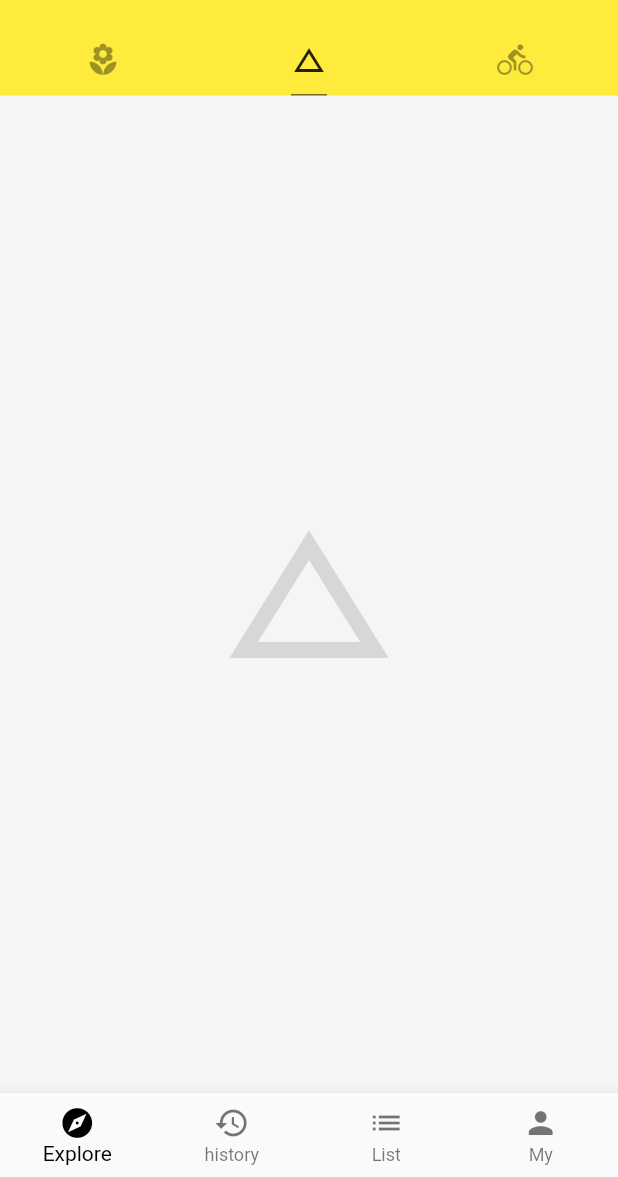
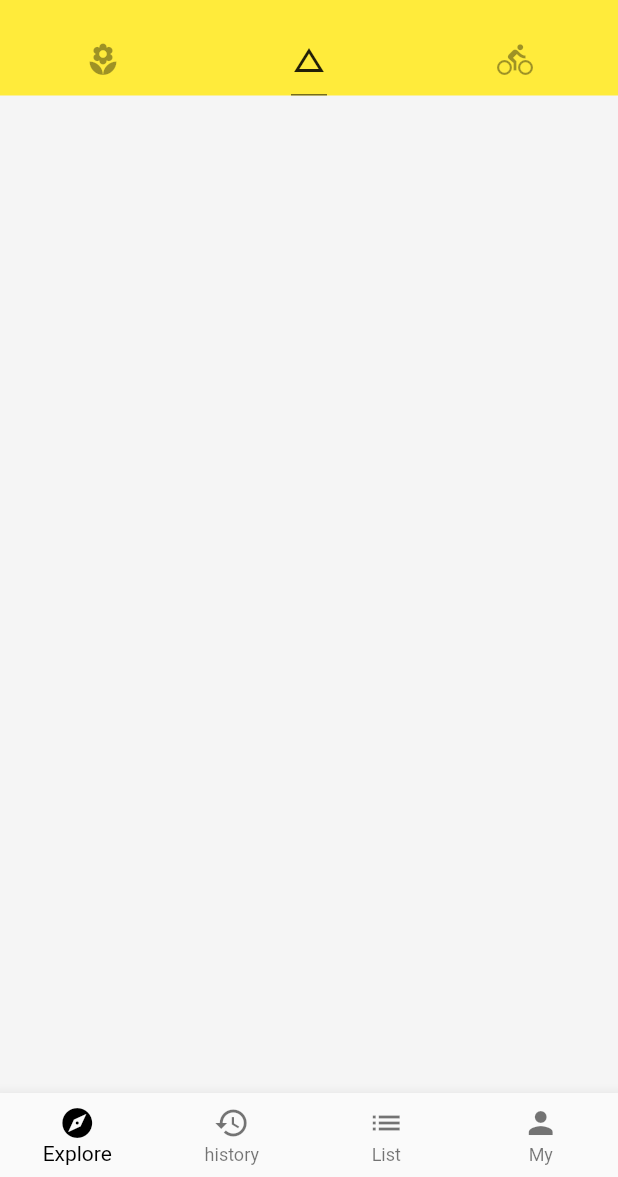
Before and after one commit to SymphonyZhang/practice, a Flutter app: the screen it shows after launch, tab 2 chosen, on a phone screen of 412 x 824 dp, the part 59-1236 px from its top. Run offline on Flutter 3.47's test engine with Material 2 defaults, Android fonts, the phone set to English and light mode, and no system bars; network calls fail; statements that could not run were skipped.

Commit message:
Basic 准备项目

```diff
--- /dev/null
+++ b/lib/demo/basic_demo.dart
@@ -0,0 +1,9 @@
+import 'package:flutter/material.dart';
+
+class BasicDemo extends StatelessWidget{
+  @override
+  Widget build(BuildContext context) {
+    // TODO: implement build
+    return Container();
+  }
+}
--- a/lib/main.dart
+++ b/lib/main.dart
@@ -2,6 +2,7 @@ import 'package:flutter/material.dart';
 import './demo/drawer_demo.dart';
 import './demo/bottom_navigation_bar_demo.dart';
 import './demo/listview_demo.dart';
+import './demo/basic_demo.dart';
 
 void main() => runApp(App());
 
@@ -94,11 +95,7 @@ class Home extends StatelessWidget {
         body: TabBarView(
           children: <Widget>[
             ListViewDemo(),
-            Icon(
-              Icons.change_history,
-              size: 128.0,
-              color: Colors.black12,
-            ),
+            BasicDemo(),
             Icon(
               Icons.directions_bike,
               size: 128.0,
```
